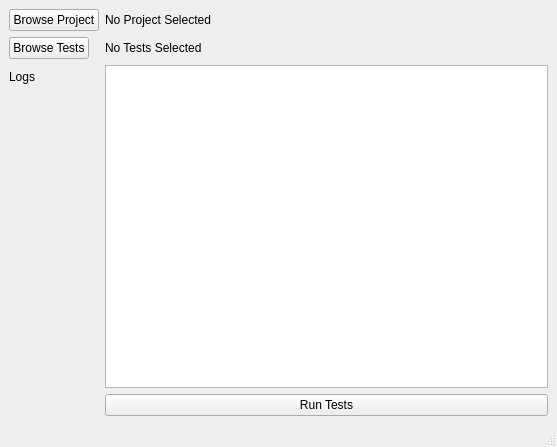
The window that DynamicTesting/untitled.ui (hackabit18/heavy_light_dudes) describes before a commit, drawn with Qt 5.
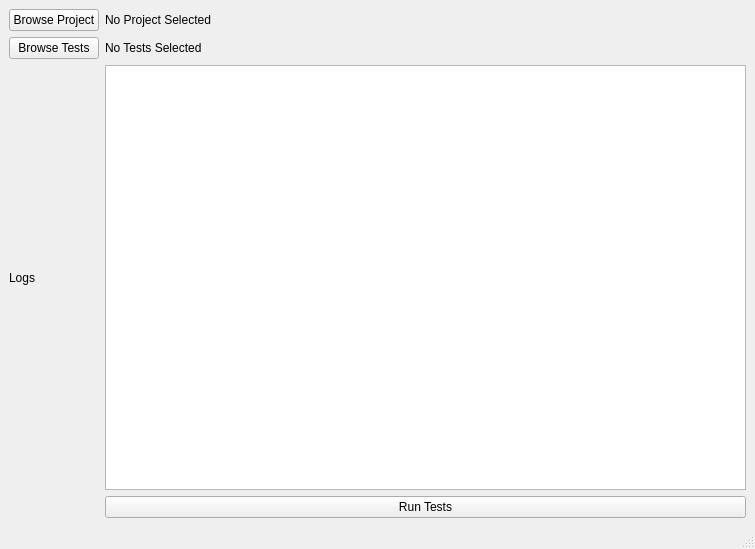
The same window after the commit.

Diff of the .ui file:
```diff
--- a/DynamicTesting/untitled.ui
+++ b/DynamicTesting/untitled.ui
@@ -6,61 +6,58 @@
    <rect>
     <x>0</x>
     <y>0</y>
-    <width>557</width>
-    <height>447</height>
+    <width>755</width>
+    <height>549</height>
    </rect>
   </property>
   <property name="windowTitle">
    <string>MainWindow</string>
   </property>
   <widget class="QWidget" name="centralwidget">
-   <layout class="QFormLayout" name="formLayout">
-    <property name="fieldGrowthPolicy">
-     <enum>QFormLayout::AllNonFixedFieldsGrow</enum>
-    </property>
-    <item row="3" column="0">
+   <layout class="QGridLayout" name="gridLayout">
+    <item row="0" column="0">
      <widget class="QPushButton" name="openB">
       <property name="text">
        <string>Browse Project</string>
       </property>
      </widget>
     </item>
-    <item row="3" column="1">
+    <item row="0" column="1">
      <widget class="QLabel" name="srcL">
       <property name="text">
        <string>No Project Selected</string>
       </property>
      </widget>
     </item>
-    <item row="6" column="0">
-     <widget class="QLabel" name="label_3">
-      <property name="text">
-       <string>Logs</string>
-      </property>
-     </widget>
-    </item>
-    <item row="4" column="0">
+    <item row="1" column="0">
      <widget class="QPushButton" name="testB">
       <property name="text">
        <string>Browse Tests</string>
       </property>
      </widget>
     </item>
-    <item row="4" column="1">
+    <item row="1" column="1">
      <widget class="QLabel" name="testL">
       <property name="text">
        <string>No Tests Selected</string>
       </property>
      </widget>
     </item>
-    <item row="6" column="1">
+    <item row="2" column="0">
+     <widget class="QLabel" name="label_3">
+      <property name="text">
+       <string>Logs</string>
+      </property>
+     </widget>
+    </item>
+    <item row="2" column="1">
      <widget class="QPlainTextEdit" name="logTB">
       <property name="readOnly">
        <bool>true</bool>
       </property>
      </widget>
     </item>
-    <item row="16" column="1">
+    <item row="3" column="1">
      <widget class="QPushButton" name="runB">
       <property name="text">
        <string>Run Tests</string>
```
Left out of the diff: 2 changed lines with no effect on the pictures.
